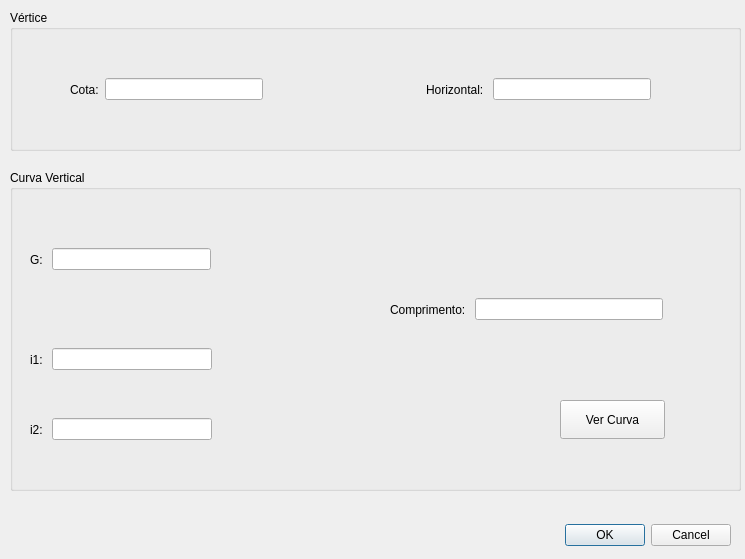
Old version of the form app/view/ui/Topo_dialog-cv.ui in the repository matheusfillipe/Topografia.
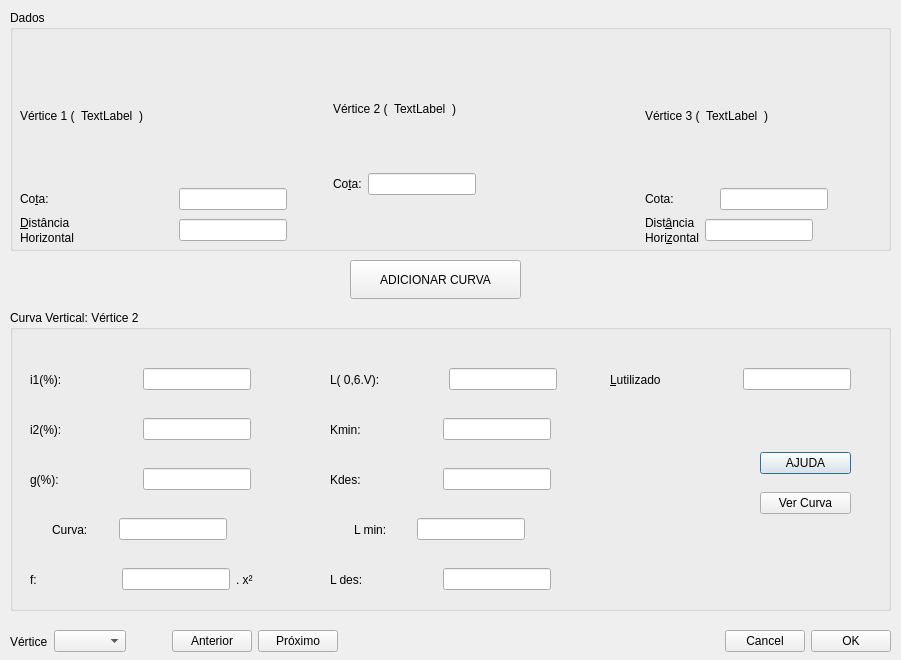
New version of the form.

Commit message: Criar Traçado Horizontal - Gerar traçado shapefile

Diff of the .ui file:
```diff
--- a/app/view/ui/Topo_dialog-cv.ui
+++ b/app/view/ui/Topo_dialog-cv.ui
@@ -6,118 +6,548 @@
    <rect>
     <x>0</x>
     <y>0</y>
-    <width>745</width>
-    <height>559</height>
+    <width>901</width>
+    <height>660</height>
    </rect>
   </property>
   <property name="windowTitle">
    <string>Modificar Curva Vertical</string>
   </property>
-  <widget class="QDialogButtonBox" name="buttonBox">
-   <property name="geometry">
-    <rect>
-     <x>340</x>
-     <y>510</y>
-     <width>391</width>
-     <height>51</height>
-    </rect>
-   </property>
-   <property name="orientation">
-    <enum>Qt::Horizontal</enum>
-   </property>
-   <property name="standardButtons">
-    <set>QDialogButtonBox::Cancel|QDialogButtonBox::Ok</set>
-   </property>
-  </widget>
   <widget class="QGroupBox" name="groupBox">
    <property name="geometry">
     <rect>
      <x>10</x>
      <y>10</y>
-     <width>731</width>
-     <height>141</height>
+     <width>881</width>
+     <height>241</height>
     </rect>
    </property>
    <property name="title">
-    <string>Vértice</string>
+    <string>Dados</string>
    </property>
-   <widget class="QWidget" name="">
+   <widget class="QWidget" name="horizontalLayoutWidget">
     <property name="geometry">
      <rect>
-      <x>60</x>
-      <y>60</y>
-      <width>581</width>
-      <height>39</height>
+      <x>10</x>
+      <y>40</y>
+      <width>932</width>
+      <height>195</height>
      </rect>
     </property>
-    <layout class="QHBoxLayout" name="horizontalLayout">
+    <layout class="QHBoxLayout" name="horizontalLayout_10">
      <item>
-      <widget class="QLabel" name="cotaLabel">
-       <property name="text">
-        <string>Cota:</string>
-       </property>
-      </widget>
+      <layout class="QVBoxLayout" name="verticalLayout_5">
+       <item>
+        <layout class="QHBoxLayout" name="horizontalLayout_8">
+         <item>
+          <widget class="QLabel" name="label_7">
+           <property name="toolTip">
+            <string extracomment="Dados referentes ao  vértice 1"/>
+           </property>
+           <property name="text">
+            <string>Vértice 1 (</string>
+           </property>
+          </widget>
+         </item>
+         <item>
+          <widget class="QLabel" name="uiestaca1">
+           <property name="toolTip">
+            <string extracomment="Dados referentes ao  vértice 1"/>
+           </property>
+           <property name="text">
+            <string>TextLabel</string>
+           </property>
+          </widget>
+         </item>
+         <item>
+          <widget class="QLabel" name="label_3">
+           <property name="toolTip">
+            <string extracomment="Dados referentes ao  vértice 1"/>
+           </property>
+           <property name="text">
+            <string>)</string>
+           </property>
+          </widget>
+         </item>
+         <item>
+          <spacer name="horizontalSpacer_9">
+           <property name="orientation">
+            <enum>Qt::Horizontal</enum>
+           </property>
+           <property name="sizeType">
+            <enum>QSizePolicy::Expanding</enum>
+           </property>
+           <property name="sizeHint" stdset="0">
+            <size>
+             <width>40</width>
+             <height>20</height>
+            </size>
+           </property>
+          </spacer>
+         </item>
+        </layout>
+       </item>
+       <item>
+        <layout class="QHBoxLayout" name="horizontalLayout_14">
+         <item>
+          <widget class="QLabel" name="cotaLabel_6">
+           <property name="sizePolicy">
+            <sizepolicy hsizetype="Preferred" vsizetype="Preferred">
+             <horstretch>0</horstretch>
+             <verstretch>0</verstretch>
+            </sizepolicy>
+           </property>
+           <property name="toolTip">
+            <string extracomment="Cota do vértice anterior"/>
+           </property>
+           <property name="lineWidth">
+            <number>1</number>
+           </property>
+           <property name="text">
+            <string>Co&amp;ta:</string>
+           </property>
+           <property name="alignment">
+            <set>Qt::AlignLeading|Qt::AlignLeft|Qt::AlignVCenter</set>
+           </property>
+           <property name="wordWrap">
+            <bool>false</bool>
+           </property>
+           <property name="buddy">
+            <cstring>uicota1</cstring>
+           </property>
+          </widget>
+         </item>
+         <item>
+          <widget class="QLineEdit" name="uicota1">
+           <property name="sizePolicy">
+            <sizepolicy hsizetype="Fixed" vsizetype="Maximum">
+             <horstretch>0</horstretch>
+             <verstretch>0</verstretch>
+            </sizepolicy>
+           </property>
+           <property name="toolTip">
+            <string extracomment="Cota do vértice anterior"/>
+           </property>
+           <property name="readOnly">
+            <bool>true</bool>
+           </property>
+          </widget>
+         </item>
+         <item>
+          <spacer name="horizontalSpacer">
+           <property name="orientation">
+            <enum>Qt::Horizontal</enum>
+           </property>
+           <property name="sizeType">
+            <enum>QSizePolicy::Preferred</enum>
+           </property>
+           <property name="sizeHint" stdset="0">
+            <size>
+             <width>40</width>
+             <height>20</height>
+            </size>
+           </property>
+          </spacer>
+         </item>
+        </layout>
+       </item>
+       <item>
+        <layout class="QHBoxLayout" name="horizontalLayout_15">
+         <item>
+          <layout class="QVBoxLayout" name="verticalLayout_6">
+           <property name="spacing">
+            <number>1</number>
+           </property>
+           <item>
+            <widget class="QLabel" name="label_8">
+             <property name="toolTip">
+              <string extracomment="Distância horizontal ao vértice anterior"/>
+             </property>
+             <property name="text">
+              <string>&amp;Distância</string>
+             </property>
+             <property name="buddy">
+              <cstring>uihorizontal1</cstring>
+             </property>
+            </widget>
+           </item>
+           <item>
+            <widget class="QLabel" name="label_9">
+             <property name="toolTip">
+              <string extracomment="Distância horizontal ao vértice anterior"/>
+             </property>
+             <property name="text">
+              <string>Horizontal</string>
+             </property>
+            </widget>
+           </item>
+          </layout>
+         </item>
+         <item>
+          <widget class="QLineEdit" name="uihorizontal1">
+           <property name="sizePolicy">
+            <sizepolicy hsizetype="Fixed" vsizetype="Fixed">
+             <horstretch>0</horstretch>
+             <verstretch>0</verstretch>
+            </sizepolicy>
+           </property>
+           <property name="toolTip">
+            <string extracomment="Distância horizontal ao vértice anterior"/>
+           </property>
+          </widget>
+         </item>
+         <item>
+          <spacer name="horizontalSpacer_5">
+           <property name="orientation">
+            <enum>Qt::Horizontal</enum>
+           </property>
+           <property name="sizeType">
+            <enum>QSizePolicy::Preferred</enum>
+           </property>
+           <property name="sizeHint" stdset="0">
+            <size>
+             <width>40</width>
+             <height>20</height>
+            </size>
+           </property>
+          </spacer>
+         </item>
+        </layout>
+       </item>
+      </layout>
      </item>
      <item>
-      <widget class="QLineEdit" name="cota"/>
+      <layout class="QVBoxLayout" name="verticalLayout">
+       <item>
+        <layout class="QHBoxLayout" name="horizontalLayout_19">
+         <item>
+          <widget class="QLabel" name="label_16">
+           <property name="toolTip">
+            <string extracomment="Dados referentes ao  vértice 2"/>
+           </property>
+           <property name="text">
+            <string>Vértice 2 (</string>
+           </property>
+          </widget>
+         </item>
+         <item>
+          <widget class="QLabel" name="uiestaca">
+           <property name="text">
+            <string>TextLabel</string>
+           </property>
+          </widget>
+         </item>
+         <item>
+          <widget class="QLabel" name="label_4">
+           <property name="toolTip">
+            <string extracomment="Dados referentes ao  vértice 2"/>
+           </property>
+           <property name="text">
+            <string>)</string>
+           </property>
+          </widget>
+         </item>
+         <item>
+          <spacer name="horizontalSpacer_8">
+           <property name="orientation">
+            <enum>Qt::Horizontal</enum>
+           </property>
+           <property name="sizeType">
+            <enum>QSizePolicy::Expanding</enum>
+           </property>
+           <property name="sizeHint" stdset="0">
+            <size>
+             <width>40</width>
+             <height>20</height>
+            </size>
+           </property>
+          </spacer>
+         </item>
+        </layout>
+       </item>
+       <item>
+        <layout class="QHBoxLayout" name="horizontalLayout">
+         <item>
+          <widget class="QLabel" name="cotaLabel">
+           <property name="toolTip">
+            <string extracomment="Cota do vértice em edição"/>
+           </property>
+           <property name="text">
+            <string>Co&amp;ta:</string>
+           </property>
+           <property name="buddy">
+            <cstring>uicota</cstring>
+           </property>
+          </widget>
+         </item>
+         <item>
+          <widget class="QLineEdit" name="uicota">
+           <property name="sizePolicy">
+            <sizepolicy hsizetype="Fixed" vsizetype="Fixed">
+             <horstretch>0</horstretch>
+             <verstretch>0</verstretch>
+            </sizepolicy>
+           </property>
+           <property name="toolTip">
+            <string extracomment="Cota do vértice em edição"/>
+           </property>
+           <property name="inputMethodHints">
+            <set>Qt::ImhDigitsOnly|Qt::ImhFormattedNumbersOnly|Qt::ImhPreferNumbers</set>
+           </property>
+          </widget>
+         </item>
+         <item>
+          <spacer name="horizontalSpacer_2">
+           <property name="orientation">
+            <enum>Qt::Horizontal</enum>
+           </property>
+           <property name="sizeType">
+            <enum>QSizePolicy::Expanding</enum>
+           </property>
+           <property name="sizeHint" stdset="0">
+            <size>
+             <width>40</width>
+             <height>20</height>
+            </size>
+           </property>
+          </spacer>
+         </item>
+        </layout>
+       </item>
+       <item>
+        <layout class="QVBoxLayout" name="verticalLayout_9">
+         <property name="spacing">
+          <number>1</number>
+         </property>
+         <item>
+          <spacer name="verticalSpacer">
+           <property name="orientation">
+            <enum>Qt::Vertical</enum>
+           </property>
+           <property name="sizeType">
+            <enum>QSizePolicy::Preferred</enum>
+           </property>
+           <property name="sizeHint" stdset="0">
+            <size>
+             <width>20</width>
+             <height>50</height>
+            </size>
+           </property>
+          </spacer>
+         </item>
+        </layout>
+       </item>
+      </layout>
      </item>
      <item>
-      <spacer name="horizontalSpacer">
-       <property name="orientation">
-        <enum>Qt::Horizontal</enum>
-       </property>
-       <property name="sizeHint" stdset="0">
-        <size>
-         <width>40</width>
-         <height>20</height>
-        </size>
-       </property>
-      </spacer>
-     </item>
-     <item>
-      <widget class="QLabel" name="horizontalLabel">
-       <property name="text">
-        <string>Horizontal: </string>
-       </property>
-      </widget>
-     </item>
-     <item>
-      <widget class="QLineEdit" name="horizontal"/>
+      <layout class="QVBoxLayout" name="verticalLayout_7">
+       <item>
+        <layout class="QHBoxLayout" name="horizontalLayout_20">
+         <item>
+          <widget class="QLabel" name="label_18">
+           <property name="text">
+            <string>Vértice 3 (</string>
+           </property>
+          </widget>
+         </item>
+         <item>
+          <widget class="QLabel" name="uiestaca2">
+           <property name="toolTip">
+            <string extracomment="Dados referentes ao  vértice 3"/>
+           </property>
+           <property name="text">
+            <string>TextLabel</string>
+           </property>
+          </widget>
+         </item>
+         <item>
+          <widget class="QLabel" name="label_17">
+           <property name="text">
+            <string>)</string>
+           </property>
+          </widget>
+         </item>
+         <item>
+          <spacer name="horizontalSpacer_12">
+           <property name="orientation">
+            <enum>Qt::Horizontal</enum>
+           </property>
+           <property name="sizeType">
+            <enum>QSizePolicy::Expanding</enum>
+           </property>
+           <property name="sizeHint" stdset="0">
+            <size>
+             <width>40</width>
+             <height>20</height>
+            </size>
+           </property>
+          </spacer>
+         </item>
+        </layout>
+       </item>
+       <item>
+        <layout class="QHBoxLayout" name="horizontalLayout_16">
+         <item>
+          <widget class="QLabel" name="cotaLabel_8">
+           <property name="sizePolicy">
+            <sizepolicy hsizetype="Minimum" vsizetype="Preferred">
+             <horstretch>0</horstretch>
+             <verstretch>0</verstretch>
+            </sizepolicy>
+           </property>
+           <property name="toolTip">
+            <string extracomment="Cota do vértice em edição"/>
+           </property>
+           <property name="text">
+            <string>Cota:</string>
+           </property>
+           <property name="buddy">
+            <cstring>uicota2</cstring>
+           </property>
+          </widget>
+         </item>
+         <item>
+          <spacer name="horizontalSpacer_7">
+           <property name="orientation">
+            <enum>Qt::Horizontal</enum>
+           </property>
+           <property name="sizeType">
+            <enum>QSizePolicy::Preferred</enum>
+           </property>
+           <property name="sizeHint" stdset="0">
+            <size>
+             <width>40</width>
+             <height>20</height>
+            </size>
+           </property>
+          </spacer>
+         </item>
+         <item>
+          <widget class="QLineEdit" name="uicota2">
+           <property name="sizePolicy">
+            <sizepolicy hsizetype="Fixed" vsizetype="Fixed">
+             <horstretch>0</horstretch>
+             <verstretch>0</verstretch>
+            </sizepolicy>
+           </property>
+           <property name="toolTip">
+            <string extracomment="Cota do próximo vértice"/>
+           </property>
+           <property name="readOnly">
+            <bool>true</bool>
+           </property>
+          </widget>
+         </item>
+         <item>
+          <spacer name="horizontalSpacer_3">
+           <property name="orientation">
+            <enum>Qt::Horizontal</enum>
+           </property>
+           <property name="sizeType">
+            <enum>QSizePolicy::Expanding</enum>
+           </property>
+           <property name="sizeHint" stdset="0">
+            <size>
+             <width>40</width>
+             <height>20</height>
+            </size>
+           </property>
+          </spacer>
+         </item>
+        </layout>
+       </item>
+       <item>
+        <layout class="QHBoxLayout" name="horizontalLayout_17">
+         <item>
+          <layout class="QVBoxLayout" name="verticalLayout_8">
+           <property name="spacing">
+            <number>1</number>
+           </property>
+           <item>
+            <widget class="QLabel" name="label_11">
+             <property name="text">
+              <string>Dist&amp;ância</string>
+             </property>
+             <property name="buddy">
+              <cstring>uihorizontal2</cstring>
+             </property>
+            </widget>
+           </item>
+           <item>
+            <widget class="QLabel" name="label_12">
+             <property name="text">
+              <string>Hori&amp;zontal</string>
+             </property>
+             <property name="buddy">
+              <cstring>uihorizontal2</cstring>
+             </property>
+            </widget>
+           </item>
+          </layout>
+         </item>
+         <item>
+          <widget class="QLineEdit" name="uihorizontal2">
+           <property name="sizePolicy">
+            <sizepolicy hsizetype="Fixed" vsizetype="Fixed">
+             <horstretch>0</horstretch>
+             <verstretch>0</verstretch>
+            </sizepolicy>
+           </property>
+           <property name="toolTip">
+            <string extracomment="Distância horizontal ao próximo vértice "/>
+           </property>
+          </widget>
+         </item>
+         <item>
+          <spacer name="horizontalSpacer_6">
+           <property name="orientation">
+            <enum>Qt::Horizontal</enum>
+           </property>
+           <property name="sizeType">
+            <enum>QSizePolicy::Expanding</enum>
+           </property>
+           <property name="sizeHint" stdset="0">
+            <size>
+             <width>40</width>
+             <height>20</height>
+            </size>
+           </property>
+          </spacer>
+         </item>
+        </layout>
+       </item>
+      </layout>
      </item>
     </layout>
    </widget>
   </widget>
   <widget class="QGroupBox" name="groupBox_2">
+   <property name="enabled">
+    <bool>true</bool>
+   </property>
    <property name="geometry">
     <rect>
      <x>10</x>
-     <y>170</y>
-     <width>731</width>
-     <height>321</height>
+     <y>310</y>
+     <width>881</width>
+     <height>301</height>
     </rect>
    </property>
+   <property name="sizePolicy">
+    <sizepolicy hsizetype="Maximum" vsizetype="Preferred">
+     <horstretch>0</horstretch>
+     <verstretch>0</verstretch>
+    </sizepolicy>
+   </property>
    <property name="title">
-    <string>Curva Vertical</string>
+    <string>Curva Vertical: Vértice 2</string>
    </property>
-   <widget class="QPushButton" name="pushButton">
-    <property name="geometry">
-     <rect>
-      <x>550</x>
-      <y>230</y>
-      <width>105</width>
-      <height>39</height>
-     </rect>
-    </property>
-    <property name="text">
-     <string>Ver Curva</string>
-    </property>
-   </widget>
-   <widget class="QWidget" name="">
+   <widget class="QWidget" name="layoutWidget">
     <property name="geometry">
      <rect>
       <x>20</x>
-      <y>240</y>
-      <width>182</width>
+      <y>100</y>
+      <width>221</width>
       <height>39</height>
      </rect>
     </property>
@@ -125,21 +555,34 @@
      <item>
       <widget class="QLabel" name="cotaLabel_4">
        <property name="text">
-        <string>i2: </string>
+        <string>i2(%): </string>
        </property>
       </widget>
      </item>
      <item>
-      <widget class="QLineEdit" name="i2"/>
+      <widget class="QLineEdit" name="uii2">
+       <property name="sizePolicy">
+        <sizepolicy hsizetype="Fixed" vsizetype="Fixed">
+         <horstretch>0</horstretch>
+         <verstretch>0</verstretch>
+        </sizepolicy>
+       </property>
+       <property name="toolTip">
+        <string extracomment="Inclinação da rampa posterior"/>
+       </property>
+       <property name="readOnly">
+        <bool>true</bool>
+       </property>
+      </widget>
      </item>
     </layout>
    </widget>
-   <widget class="QWidget" name="">
+   <widget class="QWidget" name="layoutWidget">
     <property name="geometry">
      <rect>
       <x>20</x>
-      <y>170</y>
-      <width>182</width>
+      <y>50</y>
+      <width>221</width>
       <height>39</height>
      </rect>
     </property>
@@ -147,21 +590,34 @@
      <item>
       <widget class="QLabel" name="cotaLabel_3">
        <property name="text">
-        <string>i1: </string>
+        <string>i1(%): </string>
        </property>
       </widget>
      </item>
      <item>
-      <widget class="QLineEdit" name="i1"/>
+      <widget class="QLineEdit" name="uii1">
+       <property name="sizePolicy">
+        <sizepolicy hsizetype="Fixed" vsizetype="Fixed">
+         <horstretch>0</horstretch>
+         <verstretch>0</verstretch>
+        </sizepolicy>
+       </property>
+       <property name="toolTip">
+        <string extracomment="Inclinação da rampa anterior"/>
+       </property>
+       <property name="readOnly">
+        <bool>true</bool>
+       </property>
+      </widget>
      </item>
     </layout>
    </widget>
-   <widget class="QWidget" name="">
+   <widget class="QWidget" name="layoutWidget">
     <property name="geometry">
      <rect>
-      <x>380</x>
-      <y>120</y>
-      <width>273</width>
+      <x>320</x>
+      <y>50</y>
+      <width>227</width>
       <height>39</height>
      </rect>
     </property>
@@ -169,21 +625,28 @@
      <item>
       <widget class="QLabel" name="cotaLabel_7">
        <property name="text">
-        <string>Comprimento: </string>
+        <string>L( 0,6.V): </string>
        </property>
       </widget>
      </item>
      <item>
-      <widget class="QLineEdit" name="L"/>
+      <widget class="QLineEdit" name="uiL">
+       <property name="sizePolicy">
+        <sizepolicy hsizetype="Fixed" vsizetype="Fixed">
+         <horstretch>0</horstretch>
+         <verstretch>0</verstretch>
+        </sizepolicy>
+       </property>
+      </widget>
      </item>
     </layout>
    </widget>
-   <widget class="QWidget" name="">
+   <widget class="QWidget" name="layoutWidget">
     <property name="geometry">
      <rect>
       <x>20</x>
-      <y>70</y>
-      <width>181</width>
+      <y>150</y>
+      <width>221</width>
       <height>39</height>
      </rect>
     </property>
@@ -191,15 +654,418 @@
      <item>
       <widget class="QLabel" name="cotaLabel_2">
        <property name="text">
-        <string>G: </string>
+        <string>g(%): </string>
        </property>
       </widget>
      </item>
      <item>
-      <widget class="QLineEdit" name="G"/>
+      <widget class="QLineEdit" name="uiG">
+       <property name="sizePolicy">
+        <sizepolicy hsizetype="Fixed" vsizetype="Fixed">
+         <horstretch>0</horstretch>
+         <verstretch>0</verstretch>
+        </sizepolicy>
+       </property>
+       <property name="readOnly">
+        <bool>true</bool>
+       </property>
+      </widget>
      </item>
     </layout>
    </widget>
+   <widget class="QWidget" name="layoutWidget_2">
+    <property name="geometry">
+     <rect>
+      <x>20</x>
+      <y>200</y>
+      <width>221</width>
+      <height>39</height>
+     </rect>
+    </property>
+    <layout class="QHBoxLayout" name="horizontalLayout_11">
+     <item>
+      <widget class="QLabel" name="cotaLabel_9">
+       <property name="sizePolicy">
+        <sizepolicy hsizetype="Maximum" vsizetype="Preferred">
+         <horstretch>0</horstretch>
+         <verstretch>0</verstretch>
+        </sizepolicy>
+       </property>
+       <property name="text">
+        <string>Curva: </string>
+       </property>
+      </widget>
+     </item>
+     <item>
+      <widget class="QLineEdit" name="uiCurveType">
+       <property name="enabled">
+        <bool>true</bool>
+       </property>
+       <property name="sizePolicy">
+        <sizepolicy hsizetype="Fixed" vsizetype="Fixed">
+         <horstretch>0</horstretch>
+         <verstretch>0</verstretch>
+        </sizepolicy>
+       </property>
+       <property name="readOnly">
+        <bool>true</bool>
+       </property>
+      </widget>
+     </item>
+    </layout>
+   </widget>
+   <widget class="QWidget" name="layoutWidget_3">
+    <property name="geometry">
+     <rect>
+      <x>20</x>
+      <y>250</y>
+      <width>291</width>
+      <height>39</height>
+     </rect>
+    </property>
+    <layout class="QHBoxLayout" name="horizontalLayout_18">
+     <item>
+      <widget class="QLabel" name="cotaLabel_10">
+       <property name="toolTip">
+        <string extracomment="Constante g/(2L)"/>
+       </property>
+       <property name="text">
+        <string>f:</string>
+       </property>
+      </widget>
+     </item>
+     <item>
+      <widget class="QLineEdit" name="uif">
+       <property name="sizePolicy">
+        <sizepolicy hsizetype="Fixed" vsizetype="Fixed">
+         <horstretch>0</horstretch>
+         <verstretch>0</verstretch>
+        </sizepolicy>
+       </property>
+       <property name="toolTip">
+        <string comment="?" extracomment="Constante g/(2L)"/>
+       </property>
+       <property name="readOnly">
+        <bool>true</bool>
+       </property>
+      </widget>
+     </item>
+     <item>
+      <widget class="QLabel" name="label_19">
+       <property name="text">
+        <string>. x²</string>
+       </property>
+      </widget>
+     </item>
+    </layout>
+   </widget>
+   <widget class="QWidget" name="layoutWidget_4">
+    <property name="geometry">
+     <rect>
+      <x>320</x>
+      <y>250</y>
+      <width>221</width>
+      <height>39</height>
+     </rect>
+    </property>
+    <layout class="QHBoxLayout" name="horizontalLayout_27">
+     <item>
+      <widget class="QLabel" name="cotaLabel_19">
+       <property name="text">
+        <string>L des:</string>
+       </property>
+      </widget>
+     </item>
+     <item>
+      <widget class="QLineEdit" name="uiLdes">
+       <property name="sizePolicy">
+        <sizepolicy hsizetype="Fixed" vsizetype="Fixed">
+         <horstretch>0</horstretch>
+         <verstretch>0</verstretch>
+        </sizepolicy>
+       </property>
+       <property name="readOnly">
+        <bool>true</bool>
+       </property>
+      </widget>
+     </item>
+    </layout>
+   </widget>
+   <widget class="QWidget" name="layoutWidget_5">
+    <property name="geometry">
+     <rect>
+      <x>320</x>
+      <y>100</y>
+      <width>221</width>
+      <height>39</height>
+     </rect>
+    </property>
+    <layout class="QHBoxLayout" name="horizontalLayout_28">
+     <item>
+      <widget class="QLabel" name="cotaLabel_20">
+       <property name="text">
+        <string>Kmin:</string>
+       </property>
+      </widget>
+     </item>
+     <item>
+      <widget class="QLineEdit" name="uiKmin">
+       <property name="sizePolicy">
+        <sizepolicy hsizetype="Fixed" vsizetype="Fixed">
+         <horstretch>0</horstretch>
+         <verstretch>0</verstretch>
+        </sizepolicy>
+       </property>
+       <property name="readOnly">
+        <bool>true</bool>
+       </property>
+      </widget>
+     </item>
+    </layout>
+   </widget>
+   <widget class="QWidget" name="layoutWidget_6">
+    <property name="geometry">
+     <rect>
+      <x>320</x>
+      <y>150</y>
+      <width>221</width>
+      <height>39</height>
+     </rect>
+    </property>
+    <layout class="QHBoxLayout" name="horizontalLayout_29">
+     <item>
+      <widget class="QLabel" name="cotaLabel_21">
+       <property name="text">
+        <string>Kdes:</string>
+       </property>
+      </widget>
+     </item>
+     <item>
+      <widget class="QLineEdit" name="uiKdes">
+       <property name="sizePolicy">
+        <sizepolicy hsizetype="Fixed" vsizetype="Fixed">
+         <horstretch>0</horstretch>
+         <verstretch>0</verstretch>
+        </sizepolicy>
+       </property>
+       <property name="readOnly">
+        <bool>true</bool>
+       </property>
+      </widget>
+     </item>
+    </layout>
+   </widget>
+   <widget class="QWidget" name="layoutWidget_7">
+    <property name="geometry">
+     <rect>
+      <x>320</x>
+      <y>200</y>
+      <width>221</width>
+      <height>39</height>
+     </rect>
+    </property>
+    <layout class="QHBoxLayout" name="horizontalLayout_30">
+     <item>
+      <widget class="QLabel" name="cotaLabel_22">
+       <property name="sizePolicy">
+        <sizepolicy hsizetype="Maximum" vsizetype="Preferred">
+         <horstretch>0</horstretch>
+         <verstretch>0</verstretch>
+        </sizepolicy>
+       </property>
+       <property name="text">
+        <string>L min:</string>
+       </property>
+      </widget>
+     </item>
+     <item>
+      <widget class="QLineEdit" name="uiLmin">
+       <property name="enabled">
+        <bool>true</bool>
+       </property>
+       <property name="sizePolicy">
+        <sizepolicy hsizetype="Fixed" vsizetype="Fixed">
+         <horstretch>0</horstretch>
+         <verstretch>0</verstretch>
+        </sizepolicy>
+       </property>
+       <property name="readOnly">
+        <bool>true</bool>
+       </property>
+      </widget>
+     </item>
+    </layout>
+   </widget>
+   <widget class="QWidget" name="layoutWidget_8">
+    <property name="geometry">
+     <rect>
+      <x>600</x>
+      <y>50</y>
+      <width>241</width>
+      <height>39</height>
+     </rect>
+    </property>
+    <layout class="QHBoxLayout" name="horizontalLayout_31">
+     <item>
+      <widget class="QLabel" name="cotaLabel_23">
+       <property name="text">
+        <string>&amp;Lutilizado</string>
+       </property>
+       <property name="buddy">
+        <cstring>uiLutilizado</cstring>
+       </property>
+      </widget>
+     </item>
+     <item>
+      <widget class="QLineEdit" name="uiLutilizado">
+       <property name="sizePolicy">
+        <sizepolicy hsizetype="Fixed" vsizetype="Fixed">
+         <horstretch>0</horstretch>
+         <verstretch>0</verstretch>
+        </sizepolicy>
+       </property>
+      </widget>
+     </item>
+    </layout>
+   </widget>
+   <widget class="QWidget" name="layoutWidget">
+    <property name="geometry">
+     <rect>
+      <x>750</x>
+      <y>130</y>
+      <width>91</width>
+      <height>86</height>
+     </rect>
+    </property>
+    <layout class="QVBoxLayout" name="verticalLayout_2">
+     <item>
+      <widget class="QPushButton" name="helpBtn">
+       <property name="enabled">
+        <bool>true</bool>
+       </property>
+       <property name="text">
+        <string>AJUDA</string>
+       </property>
+      </widget>
+     </item>
+     <item>
+      <widget class="QPushButton" name="viewCurveBtn">
+       <property name="text">
+        <string>Ver Curva</string>
+       </property>
+      </widget>
+     </item>
+    </layout>
+   </widget>
+   <widget class="QLabel" name="uiAlertaLb">
+    <property name="geometry">
+     <rect>
+      <x>580</x>
+      <y>250</y>
+      <width>251</width>
+      <height>23</height>
+     </rect>
+    </property>
+    <property name="text">
+     <string/>
+    </property>
+   </widget>
+  </widget>
+  <widget class="QPushButton" name="addCurveBtn">
+   <property name="geometry">
+    <rect>
+     <x>350</x>
+     <y>260</y>
+     <width>171</width>
+     <height>39</height>
+    </rect>
+   </property>
+   <property name="text">
+    <string>ADICIONAR CURVA</string>
+   </property>
+  </widget>
+  <widget class="QWidget" name="layoutWidget">
+   <property name="geometry">
+    <rect>
+     <x>10</x>
+     <y>620</y>
+     <width>881</width>
+     <height>43</height>
+    </rect>
+   </property>
+   <layout class="QHBoxLayout" name="horizontalLayout_7">
+    <item>
+     <layout class="QHBoxLayout" name="horizontalLayout_6">
+      <item>
+       <widget class="QLabel" name="label">
+        <property name="text">
+         <string>Vértice</string>
+        </property>
+       </widget>
+      </item>
+      <item>
+       <widget class="QComboBox" name="verticeCb"/>
+      </item>
+      <item>
+       <spacer name="horizontalSpacer_4">
+        <property name="orientation">
+         <enum>Qt::Horizontal</enum>
+        </property>
+        <property name="sizeType">
+         <enum>QSizePolicy::Minimum</enum>
+        </property>
+        <property name="sizeHint" stdset="0">
+         <size>
+          <width>40</width>
+          <height>20</height>
+         </size>
+        </property>
+       </spacer>
+      </item>
+      <item>
+       <widget class="QPushButton" name="previousBtn">
+        <property name="text">
+         <string>Anterior</string>
+        </property>
+       </widget>
+      </item>
+      <item>
+       <widget class="QPushButton" name="nextBtn">
+        <property name="text">
+         <string>Próximo</string>
+        </property>
+       </widget>
+      </item>
+      <item>
+       <spacer name="horizontalSpacer_13">
+        <property name="orientation">
+         <enum>Qt::Horizontal</enum>
+        </property>
+        <property name="sizeHint" stdset="0">
+         <size>
+          <width>40</width>
+          <height>20</height>
+         </size>
+        </property>
+       </spacer>
+      </item>
+      <item>
+       <widget class="QPushButton" name="cancelBtn">
+        <property name="text">
+         <string>Cancel</string>
+        </property>
+       </widget>
+      </item>
+      <item>
+       <widget class="QPushButton" name="okBtn">
+        <property name="text">
+         <string>OK</string>
+        </property>
+       </widget>
+      </item>
+     </layout>
+    </item>
+   </layout>
   </widget>
  </widget>
  <resources/>
```
Left out of the diff: 67 changed lines with no effect on the pictures. The commit also changes 53 other files.
